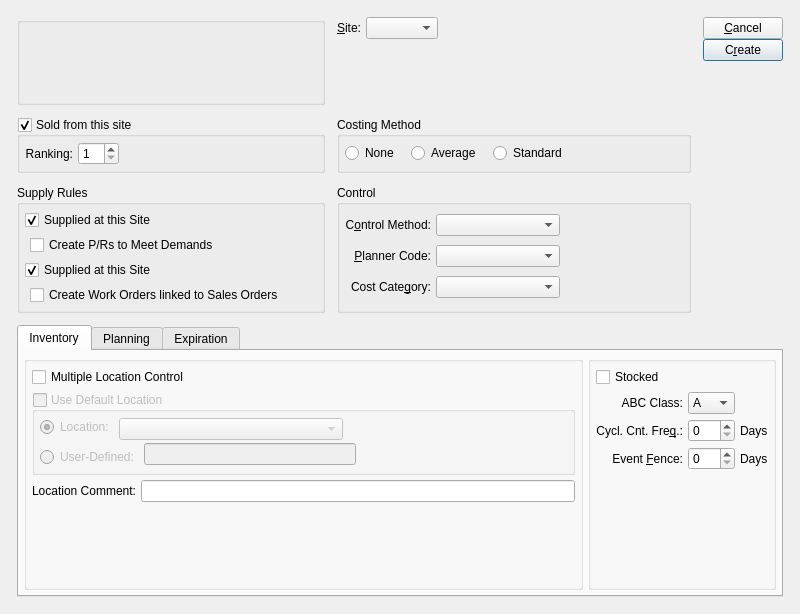
First picture: the form in guiclient/createItemSitesByClassCode.ui, repository Pegasus-RPG/xtuple-client, before the edit.
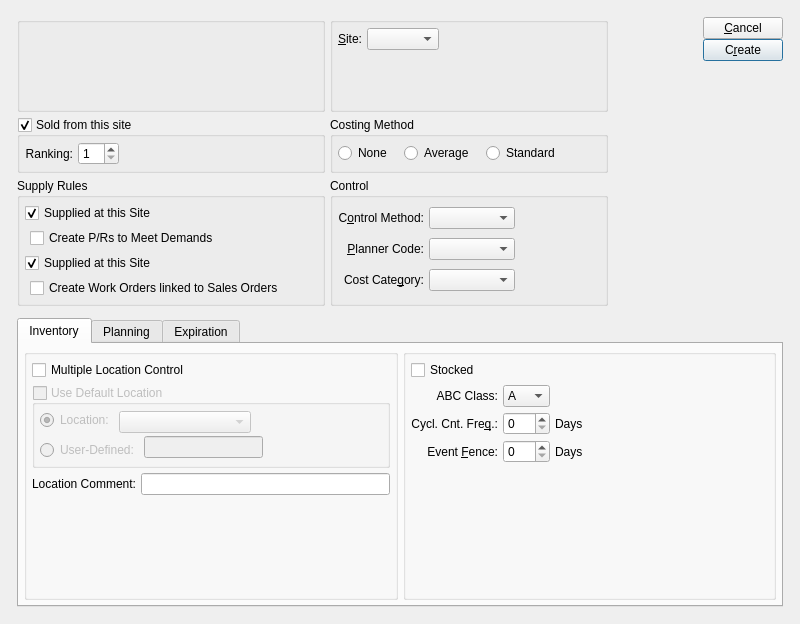
Second picture: the form after the edit. Custom widgets are drawn as their Qt base class.

Commit message: issue 8520:  Touch up layouts with tweaked clusters.

```diff
--- a/guiclient/createItemSitesByClassCode.ui
+++ b/guiclient/createItemSitesByClassCode.ui
@@ -13,15 +13,15 @@
     <x>0</x>
     <y>0</y>
     <width>800</width>
-    <height>614</height>
+    <height>624</height>
    </rect>
   </property>
   <property name="windowTitle" >
    <string>Create Item Sites by Class Code</string>
   </property>
-  <layout class="QGridLayout" name="gridLayout_17" >
+  <layout class="QGridLayout" name="gridLayout_19" >
    <item row="0" column="0" >
-    <layout class="QGridLayout" name="gridLayout_16" >
+    <layout class="QGridLayout" name="gridLayout_18" >
      <property name="margin" >
       <number>12</number>
      </property>
@@ -29,6 +29,10 @@
       <number>12</number>
      </property>
      <item row="0" column="0" >
+      <layout class="QHBoxLayout" name="horizontalLayout" >
+       <item>
+        <layout class="QGridLayout" name="gridLayout_17" >
+         <item row="0" column="0" >
       <widget class="ParameterGroup" name="_classCode" >
        <property name="focusPolicy" >
         <enum>Qt::StrongFocus</enum>
@@ -39,6 +43,12 @@
       </widget>
      </item>
      <item row="0" column="1" >
+          <widget class="QGroupBox" name="_siteGroup" >
+           <property name="title" >
+            <string/>
+           </property>
+           <layout class="QGridLayout" name="gridLayout_16" >
+            <item row="0" column="0" >
       <layout class="QVBoxLayout" name="verticalLayout_4" >
        <item>
         <layout class="QHBoxLayout" >
@@ -94,75 +104,15 @@
          <property name="sizeHint" stdset="0" >
           <size>
            <width>20</width>
-           <height>13</height>
+                  <height>0</height>
           </size>
          </property>
         </spacer>
        </item>
       </layout>
      </item>
-     <item row="0" column="2" >
-      <spacer name="horizontalSpacer_6" >
-       <property name="orientation" >
-        <enum>Qt::Horizontal</enum>
-       </property>
-       <property name="sizeHint" stdset="0" >
-        <size>
-         <width>48</width>
-         <height>17</height>
-        </size>
-       </property>
-      </spacer>
-     </item>
-     <item rowspan="3" row="0" column="3" >
-      <layout class="QVBoxLayout" >
-       <property name="spacing" >
-        <number>0</number>
-       </property>
-       <item>
-        <layout class="QVBoxLayout" >
-         <property name="spacing" >
-          <number>0</number>
-         </property>
-         <item>
-          <widget class="QPushButton" name="_close" >
-           <property name="text" >
-            <string>&amp;Cancel</string>
-           </property>
-           <property name="shortcut" >
-            <string>Alt+C</string>
-           </property>
-          </widget>
-         </item>
-         <item>
-          <widget class="QPushButton" name="_create" >
-           <property name="text" >
-            <string>C&amp;reate</string>
-           </property>
-           <property name="default" >
-            <bool>true</bool>
-           </property>
-          </widget>
-         </item>
-        </layout>
-       </item>
-       <item>
-        <spacer>
-         <property name="orientation" >
-          <enum>Qt::Vertical</enum>
-         </property>
-         <property name="sizeType" >
-          <enum>QSizePolicy::Expanding</enum>
-         </property>
-         <property name="sizeHint" stdset="0" >
-          <size>
-           <width>20</width>
-           <height>20</height>
-          </size>
-         </property>
-        </spacer>
-       </item>
-      </layout>
+           </layout>
+          </widget>
      </item>
      <item row="1" column="0" >
       <widget class="QGroupBox" name="_sold" >
@@ -212,7 +162,7 @@
        </layout>
       </widget>
      </item>
-     <item row="1" column="1" colspan="2" >
+         <item row="1" column="1" >
       <widget class="QGroupBox" name="_costing" >
        <property name="title" >
         <string>Costing Method</string>
@@ -357,7 +307,7 @@
        </layout>
       </widget>
      </item>
-     <item row="2" column="1" colspan="2" >
+         <item row="2" column="1" >
       <widget class="QGroupBox" name="_controlGroup" >
        <property name="title" >
         <string>Control</string>
@@ -486,7 +436,74 @@
        </layout>
       </widget>
      </item>
-     <item row="3" column="0" colspan="4" >
+        </layout>
+       </item>
+       <item>
+        <spacer name="horizontalSpacer_10" >
+         <property name="orientation" >
+          <enum>Qt::Horizontal</enum>
+         </property>
+         <property name="sizeHint" stdset="0" >
+          <size>
+           <width>40</width>
+           <height>20</height>
+          </size>
+         </property>
+        </spacer>
+       </item>
+       <item>
+        <layout class="QVBoxLayout" >
+         <property name="spacing" >
+          <number>0</number>
+         </property>
+         <item>
+          <layout class="QVBoxLayout" >
+           <property name="spacing" >
+            <number>0</number>
+           </property>
+           <item>
+            <widget class="QPushButton" name="_close" >
+             <property name="text" >
+              <string>&amp;Cancel</string>
+             </property>
+             <property name="shortcut" >
+              <string>Alt+C</string>
+             </property>
+            </widget>
+           </item>
+           <item>
+            <widget class="QPushButton" name="_create" >
+             <property name="text" >
+              <string>C&amp;reate</string>
+             </property>
+             <property name="default" >
+              <bool>true</bool>
+             </property>
+            </widget>
+           </item>
+          </layout>
+         </item>
+         <item>
+          <spacer>
+           <property name="orientation" >
+            <enum>Qt::Vertical</enum>
+           </property>
+           <property name="sizeType" >
+            <enum>QSizePolicy::Expanding</enum>
+           </property>
+           <property name="sizeHint" stdset="0" >
+            <size>
+             <width>20</width>
+             <height>20</height>
+            </size>
+           </property>
+          </spacer>
+         </item>
+        </layout>
+       </item>
+      </layout>
+     </item>
+     <item row="1" column="0" >
       <widget class="QTabWidget" name="_tab" >
        <property name="currentIndex" >
         <number>0</number>
@@ -756,6 +773,19 @@
               </property>
              </spacer>
             </item>
+            <item row="2" column="3" >
+             <spacer name="horizontalSpacer_9" >
+              <property name="orientation" >
+               <enum>Qt::Horizontal</enum>
+              </property>
+              <property name="sizeHint" stdset="0" >
+               <size>
+                <width>40</width>
+                <height>20</height>
+               </size>
+              </property>
+             </spacer>
+            </item>
            </layout>
           </widget>
          </item>
```
Left out of the diff: 16 changed lines with no effect on the pictures. Lines whose indentation alone changed are shown as unchanged. The commit also changes 34 other files.
